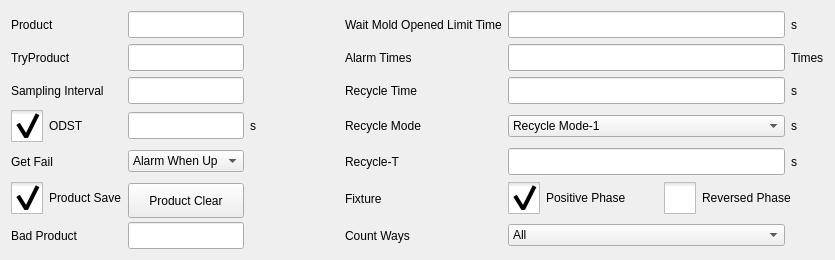
The window that hcsettings/ichcproductsettingframe.ui (dongdong-2009/3-5AxisRobot) describes before a commit, drawn with Qt 5.
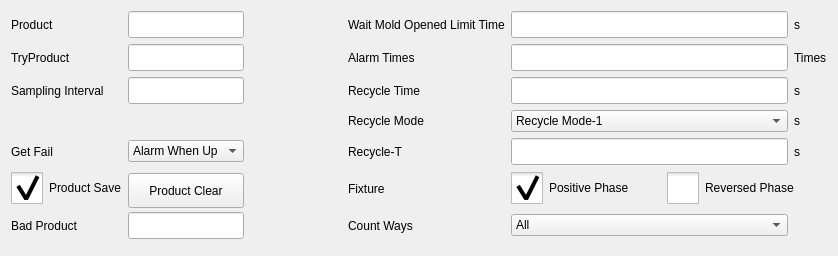
The same window after the commit. Icons and pictures are not drawn. Custom widgets are drawn as their Qt base class.

The edit to the form file:
```diff
--- a/hcsettings/ichcproductsettingframe.ui
+++ b/hcsettings/ichcproductsettingframe.ui
@@ -6,8 +6,8 @@
    <rect>
     <x>0</x>
     <y>0</y>
-    <width>835</width>
-    <height>251</height>
+    <width>838</width>
+    <height>256</height>
    </rect>
   </property>
   <property name="windowTitle">
@@ -20,8 +20,74 @@
    <enum>QFrame::Plain</enum>
   </property>
   <layout class="QGridLayout" name="gridLayout">
-   <item row="2" column="6">
-    <widget class="ICLineEditWithVirtualNumericKeypad" name="recycleTimeEdit">
+   <item row="4" column="0">
+    <widget class="QLabel" name="label_10">
+     <property name="text">
+      <string>Get Fail</string>
+     </property>
+    </widget>
+   </item>
+   <item row="4" column="6">
+    <widget class="QLabel" name="label_13">
+     <property name="text">
+      <string>s</string>
+     </property>
+    </widget>
+   </item>
+   <item row="3" column="3">
+    <widget class="QLabel" name="label_20">
+     <property name="styleSheet">
+      <string notr="true">height:27px ;</string>
+     </property>
+     <property name="text">
+      <string>Recycle Mode</string>
+     </property>
+    </widget>
+   </item>
+   <item row="5" column="0">
+    <widget class="QCheckBox" name="productSave">
+     <property name="styleSheet">
+      <string notr="true">::indicator {
+     width: 32px;
+     height: 32px;
+ }
+
+::indicator:unchecked 
+{
+     image: url(:/resource/check_unchecked.png);
+ }
+::indicator:checked 
+{
+     image: url(:/resource/check_checked.png);
+ }
+
+QRadioButton::indicator:checked:disabled
+{
+ image: url(:/resource/check_checked_disable.png);
+}
+
+QRadioButton::indicator:unchecked:disabled
+{
+ image: url(:/resource/check_unchecked_disable.png);
+}</string>
+     </property>
+     <property name="text">
+      <string>Product Save</string>
+     </property>
+     <property name="checked">
+      <bool>true</bool>
+     </property>
+    </widget>
+   </item>
+   <item row="1" column="3">
+    <widget class="QLabel" name="label_5">
+     <property name="text">
+      <string>Alarm Times</string>
+     </property>
+    </widget>
+   </item>
+   <item row="0" column="5">
+    <widget class="ICLineEditWithVirtualNumericKeypad" name="waitTimeEdit">
      <property name="minimumSize">
       <size>
        <width>0</width>
@@ -43,23 +109,134 @@
      </property>
     </widget>
    </item>
+   <item row="4" column="5">
+    <widget class="ICLineEditWithVirtualNumericKeypad" name="realRecycleTimeEdit">
+     <property name="minimumSize">
+      <size>
+       <width>0</width>
+       <height>27</height>
+      </size>
+     </property>
+     <property name="maximumSize">
+      <size>
+       <width>16777215</width>
+       <height>27</height>
+      </size>
+     </property>
+    </widget>
+   </item>
+   <item row="0" column="0">
+    <widget class="QLabel" name="label">
+     <property name="text">
+      <string>Product</string>
+     </property>
+    </widget>
+   </item>
+   <item row="6" column="0">
+    <widget class="QLabel" name="label_9">
+     <property name="text">
+      <string>Bad Product</string>
+     </property>
+    </widget>
+   </item>
+   <item row="4" column="3">
+    <widget class="QLabel" name="label_3">
+     <property name="styleSheet">
+      <string notr="true">height:27px ;</string>
+     </property>
+     <property name="text">
+      <string>Recycle-T</string>
+     </property>
+    </widget>
+   </item>
+   <item row="0" column="2">
+    <spacer name="horizontalSpacer">
+     <property name="orientation">
+      <enum>Qt::Horizontal</enum>
+     </property>
+     <property name="sizeHint" stdset="0">
+      <size>
+       <width>40</width>
+       <height>20</height>
+      </size>
+     </property>
+    </spacer>
+   </item>
+   <item row="5" column="3">
+    <widget class="QLabel" name="label_17">
+     <property name="styleSheet">
+      <string notr="true">height:27px ;</string>
+     </property>
+     <property name="text">
+      <string>Fixture</string>
+     </property>
+    </widget>
+   </item>
+   <item row="1" column="1">
+    <widget class="ICLineEditWithVirtualNumericKeypad" name="tryProductEdit">
+     <property name="minimumSize">
+      <size>
+       <width>0</width>
+       <height>27</height>
+      </size>
+     </property>
+     <property name="maximumSize">
+      <size>
+       <width>16777215</width>
+       <height>27</height>
+      </size>
+     </property>
+    </widget>
+   </item>
    <item row="0" column="6">
-    <widget class="ICLineEditWithVirtualNumericKeypad" name="waitTimeEdit">
-     <property name="minimumSize">
-      <size>
-       <width>0</width>
-       <height>27</height>
-      </size>
+    <widget class="QLabel" name="label_4">
+     <property name="text">
+      <string>s</string>
      </property>
-     <property name="maximumSize">
-      <size>
-       <width>16777215</width>
-       <height>27</height>
-      </size>
+    </widget>
+   </item>
+   <item row="6" column="5">
+    <widget class="ICComboBox" name="countUnitBox">
+     <item>
+      <property name="text">
+       <string>All</string>
+      </property>
+     </item>
+     <item>
+      <property name="text">
+       <string>Good</string>
+      </property>
+     </item>
+     <item>
+      <property name="text">
+       <string>Stack-1</string>
+      </property>
+     </item>
+     <item>
+      <property name="text">
+       <string>Stack-2</string>
+      </property>
+     </item>
+     <item>
+      <property name="text">
+       <string>Stack-3</string>
+      </property>
+     </item>
+     <item>
+      <property name="text">
+       <string>Stack-4</string>
+      </property>
+     </item>
+    </widget>
+   </item>
+   <item row="3" column="6">
+    <widget class="QLabel" name="label_12">
+     <property name="text">
+      <string>s</string>
      </property>
     </widget>
    </item>
-   <item row="5" column="6" colspan="2">
+   <item row="5" column="5" colspan="2">
     <layout class="QHBoxLayout" name="horizontalLayout">
      <item>
       <widget class="QCheckBox" name="positiveCheckBox">
@@ -160,151 +337,31 @@
      </item>
     </layout>
    </item>
-   <item row="6" column="6">
-    <widget class="ICComboBox" name="countUnitBox">
-     <item>
-      <property name="text">
-       <string>All</string>
-      </property>
-     </item>
-     <item>
-      <property name="text">
-       <string>Good</string>
-      </property>
-     </item>
-     <item>
-      <property name="text">
-       <string>Stack-1</string>
-      </property>
-     </item>
-     <item>
-      <property name="text">
-       <string>Stack-2</string>
-      </property>
-     </item>
-     <item>
-      <property name="text">
-       <string>Stack-3</string>
-      </property>
-     </item>
-     <item>
-      <property name="text">
-       <string>Stack-4</string>
-      </property>
-     </item>
-    </widget>
-   </item>
-   <item row="4" column="4">
-    <widget class="QLabel" name="label_3">
-     <property name="styleSheet">
-      <string notr="true">height:27px ;</string>
-     </property>
+   <item row="1" column="6">
+    <widget class="QLabel" name="label_6">
      <property name="text">
-      <string>Recycle-T</string>
+      <string>Times</string>
      </property>
     </widget>
    </item>
-   <item row="4" column="7">
-    <widget class="QLabel" name="label_13">
-     <property name="text">
-      <string>s</string>
-     </property>
-    </widget>
-   </item>
-   <item row="4" column="6">
-    <widget class="ICLineEditWithVirtualNumericKeypad" name="realRecycleTimeEdit">
-     <property name="minimumSize">
-      <size>
-       <width>0</width>
-       <height>27</height>
-      </size>
-     </property>
-     <property name="maximumSize">
-      <size>
-       <width>16777215</width>
-       <height>27</height>
-      </size>
-     </property>
-    </widget>
-   </item>
-   <item row="0" column="3">
-    <spacer name="horizontalSpacer">
-     <property name="orientation">
-      <enum>Qt::Horizontal</enum>
-     </property>
-     <property name="sizeHint" stdset="0">
-      <size>
-       <width>40</width>
-       <height>20</height>
-      </size>
-     </property>
-    </spacer>
-   </item>
-   <item row="6" column="4">
-    <widget class="QLabel" name="label_18">
-     <property name="styleSheet">
-      <string notr="true">height:27px ;</string>
-     </property>
-     <property name="text">
-      <string>Count Ways</string>
-     </property>
-    </widget>
-   </item>
-   <item row="0" column="4" colspan="2">
+   <item row="0" column="3" colspan="2">
     <widget class="QLabel" name="label_2">
      <property name="text">
       <string>Wait Mold Opened Limit Time</string>
      </property>
     </widget>
    </item>
-   <item row="6" column="0">
-    <widget class="QLabel" name="label_9">
-     <property name="text">
-      <string>Bad Product</string>
-     </property>
-    </widget>
-   </item>
-   <item row="2" column="4">
-    <widget class="QLabel" name="label_19">
+   <item row="6" column="3">
+    <widget class="QLabel" name="label_18">
      <property name="styleSheet">
       <string notr="true">height:27px ;</string>
      </property>
      <property name="text">
-      <string>Recycle Time</string>
+      <string>Count Ways</string>
      </property>
     </widget>
    </item>
-   <item row="1" column="6">
-    <widget class="ICLineEditWithVirtualNumericKeypad" name="alarmTimesEdit">
-     <property name="minimumSize">
-      <size>
-       <width>0</width>
-       <height>27</height>
-      </size>
-     </property>
-     <property name="maximumSize">
-      <size>
-       <width>16777215</width>
-       <height>27</height>
-      </size>
-     </property>
-    </widget>
-   </item>
-   <item row="2" column="7">
-    <widget class="QLabel" name="label_11">
-     <property name="text">
-      <string>s</string>
-     </property>
-    </widget>
-   </item>
-   <item row="3" column="7">
-    <widget class="QLabel" name="label_12">
-     <property name="text">
-      <string>s</string>
-     </property>
-    </widget>
-   </item>
-   <item row="3" column="6">
+   <item row="3" column="5">
     <widget class="ICComboBox" name="recycleMode">
      <item>
       <property name="text">
@@ -323,88 +380,6 @@
      </item>
     </widget>
    </item>
-   <item row="3" column="0">
-    <widget class="QCheckBox" name="odstEn">
-     <property name="styleSheet">
-      <string notr="true">::indicator {
-     width: 32px;
-     height: 32px;
- }
-
-::indicator:unchecked 
-{
-     image: url(:/resource/check_unchecked.png);
- }
-::indicator:checked 
-{
-     image: url(:/resource/check_checked.png);
- }
-
-QRadioButton::indicator:checked:disabled
-{
- image: url(:/resource/check_checked_disable.png);
-}
-
-QRadioButton::indicator:unchecked:disabled
-{
- image: url(:/resource/check_unchecked_disable.png);
-}</string>
-     </property>
-     <property name="text">
-      <string>ODST</string>
-     </property>
-     <property name="checked">
-      <bool>true</bool>
-     </property>
-    </widget>
-   </item>
-   <item row="1" column="1">
-    <widget class="ICLineEditWithVirtualNumericKeypad" name="tryProductEdit">
-     <property name="minimumSize">
-      <size>
-       <width>0</width>
-       <height>27</height>
-      </size>
-     </property>
-     <property name="maximumSize">
-      <size>
-       <width>16777215</width>
-       <height>27</height>
-      </size>
-     </property>
-    </widget>
-   </item>
-   <item row="0" column="7">
-    <widget class="QLabel" name="label_4">
-     <property name="text">
-      <string>s</string>
-     </property>
-    </widget>
-   </item>
-   <item row="1" column="4">
-    <widget class="QLabel" name="label_5">
-     <property name="text">
-      <string>Alarm Times</string>
-     </property>
-    </widget>
-   </item>
-   <item row="5" column="4">
-    <widget class="QLabel" name="label_17">
-     <property name="styleSheet">
-      <string notr="true">height:27px ;</string>
-     </property>
-     <property name="text">
-      <string>Fixture</string>
-     </property>
-    </widget>
-   </item>
-   <item row="0" column="0">
-    <widget class="QLabel" name="label">
-     <property name="text">
-      <string>Product</string>
-     </property>
-    </widget>
-   </item>
    <item row="2" column="0">
     <widget class="QLabel" name="label_8">
      <property name="text">
@@ -412,32 +387,27 @@
      </property>
     </widget>
    </item>
-   <item row="3" column="4">
-    <widget class="QLabel" name="label_20">
-     <property name="styleSheet">
-      <string notr="true">height:27px ;</string>
+   <item row="5" column="1">
+    <widget class="QPushButton" name="productClearButton">
+     <property name="minimumSize">
+      <size>
+       <width>0</width>
+       <height>35</height>
+      </size>
      </property>
-     <property name="text">
-      <string>Recycle Mode</string>
+     <property name="maximumSize">
+      <size>
+       <width>16777215</width>
+       <height>30</height>
+      </size>
      </property>
-    </widget>
-   </item>
-   <item row="1" column="7">
-    <widget class="QLabel" name="label_6">
      <property name="text">
-      <string>Times</string>
+      <string>Product Clear</string>
      </property>
     </widget>
    </item>
-   <item row="4" column="0">
-    <widget class="QLabel" name="label_10">
-     <property name="text">
-      <string>Get Fail</string>
-     </property>
-    </widget>
-   </item>
-   <item row="2" column="1">
-    <widget class="ICLineEditWithVirtualNumericKeypad" name="samplingEdit">
+   <item row="2" column="5">
+    <widget class="ICLineEditWithVirtualNumericKeypad" name="recycleTimeEdit">
      <property name="minimumSize">
       <size>
        <width>0</width>
@@ -482,60 +452,6 @@
      </item>
     </widget>
    </item>
-   <item row="5" column="0">
-    <widget class="QCheckBox" name="productSave">
-     <property name="styleSheet">
-      <string notr="true">::indicator {
-     width: 32px;
-     height: 32px;
- }
-
-::indicator:unchecked 
-{
-     image: url(:/resource/check_unchecked.png);
- }
-::indicator:checked 
-{
-     image: url(:/resource/check_checked.png);
- }
-
-QRadioButton::indicator:checked:disabled
-{
- image: url(:/resource/check_checked_disable.png);
-}
-
-QRadioButton::indicator:unchecked:disabled
-{
- image: url(:/resource/check_unchecked_disable.png);
-}</string>
-     </property>
-     <property name="text">
-      <string>Product Save</string>
-     </property>
-     <property name="checked">
-      <bool>true</bool>
-     </property>
-    </widget>
-   </item>
-   <item row="5" column="1">
-    <widget class="QPushButton" name="productClearButton">
-     <property name="minimumSize">
-      <size>
-       <width>0</width>
-       <height>35</height>
-      </size>
-     </property>
-     <property name="maximumSize">
-      <size>
-       <width>16777215</width>
-       <height>30</height>
-      </size>
-     </property>
-     <property name="text">
-      <string>Product Clear</string>
-     </property>
-    </widget>
-   </item>
    <item row="6" column="1">
     <widget class="ICLineEditWithVirtualNumericKeypad" name="samplingEdit_3">
      <property name="minimumSize">
@@ -552,8 +468,18 @@
      </property>
     </widget>
    </item>
-   <item row="3" column="1">
-    <widget class="ICLineEditWithVirtualNumericKeypad" name="odst">
+   <item row="2" column="3">
+    <widget class="QLabel" name="label_19">
+     <property name="styleSheet">
+      <string notr="true">height:27px ;</string>
+     </property>
+     <property name="text">
+      <string>Recycle Time</string>
+     </property>
+    </widget>
+   </item>
+   <item row="2" column="1">
+    <widget class="ICLineEditWithVirtualNumericKeypad" name="samplingEdit">
      <property name="minimumSize">
       <size>
        <width>0</width>
@@ -568,26 +494,42 @@
      </property>
     </widget>
    </item>
-   <item row="3" column="2">
-    <widget class="QLabel" name="label_15">
+   <item row="2" column="6">
+    <widget class="QLabel" name="label_11">
      <property name="text">
       <string>s</string>
      </property>
     </widget>
    </item>
+   <item row="1" column="5">
+    <widget class="ICLineEditWithVirtualNumericKeypad" name="alarmTimesEdit">
+     <property name="minimumSize">
+      <size>
+       <width>0</width>
+       <height>27</height>
+      </size>
+     </property>
+     <property name="maximumSize">
+      <size>
+       <width>16777215</width>
+       <height>27</height>
+      </size>
+     </property>
+    </widget>
+   </item>
   </layout>
  </widget>
  <customwidgets>
-  <customwidget>
-   <class>ICComboBox</class>
-   <extends>QComboBox</extends>
-   <header>iccombobox.h</header>
-  </customwidget>
   <customwidget>
    <class>ICLineEditWithVirtualNumericKeypad</class>
    <extends>QLineEdit</extends>
    <header>iclineeditwithvirtualnumerickeypad.h</header>
   </customwidget>
+  <customwidget>
+   <class>ICComboBox</class>
+   <extends>QComboBox</extends>
+   <header>iccombobox.h</header>
+  </customwidget>
  </customwidgets>
  <resources/>
  <connections/>
```
